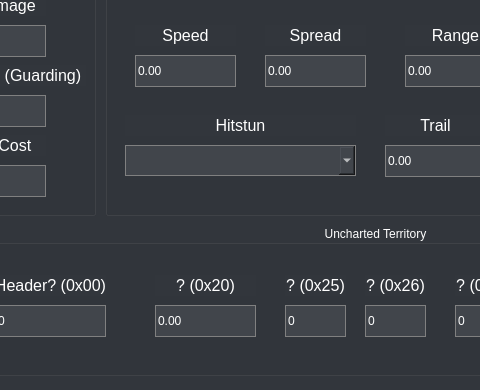
Old version of the form src/ui/paramSections/kiframe.ui in the repository jagger1407/NeoStudio; both pictures show x 85 to 565 and y 155 to 545 of the 922 by 545 pixel window.
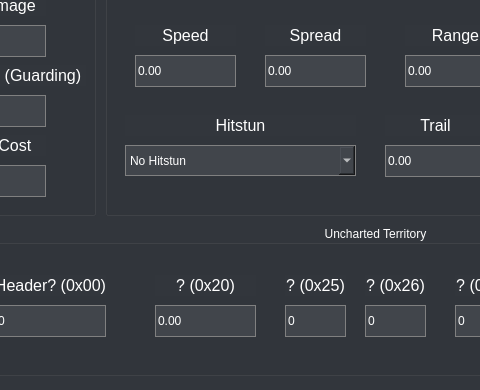
New version of the form.

The edit to the form file:
```diff
--- a/src/ui/paramSections/kiframe.ui
+++ b/src/ui/paramSections/kiframe.ui
@@ -523,7 +523,7 @@
      <string notr="true">background-color:rgb(65,69,75); color:white;border: 1 solid grey;</string>
     </property>
     <property name="currentIndex">
-     <number>-1</number>
+     <number>0</number>
     </property>
     <item>
      <property name="text">
```
Left out of the diff: 2 changed lines with no effect on the pictures.
